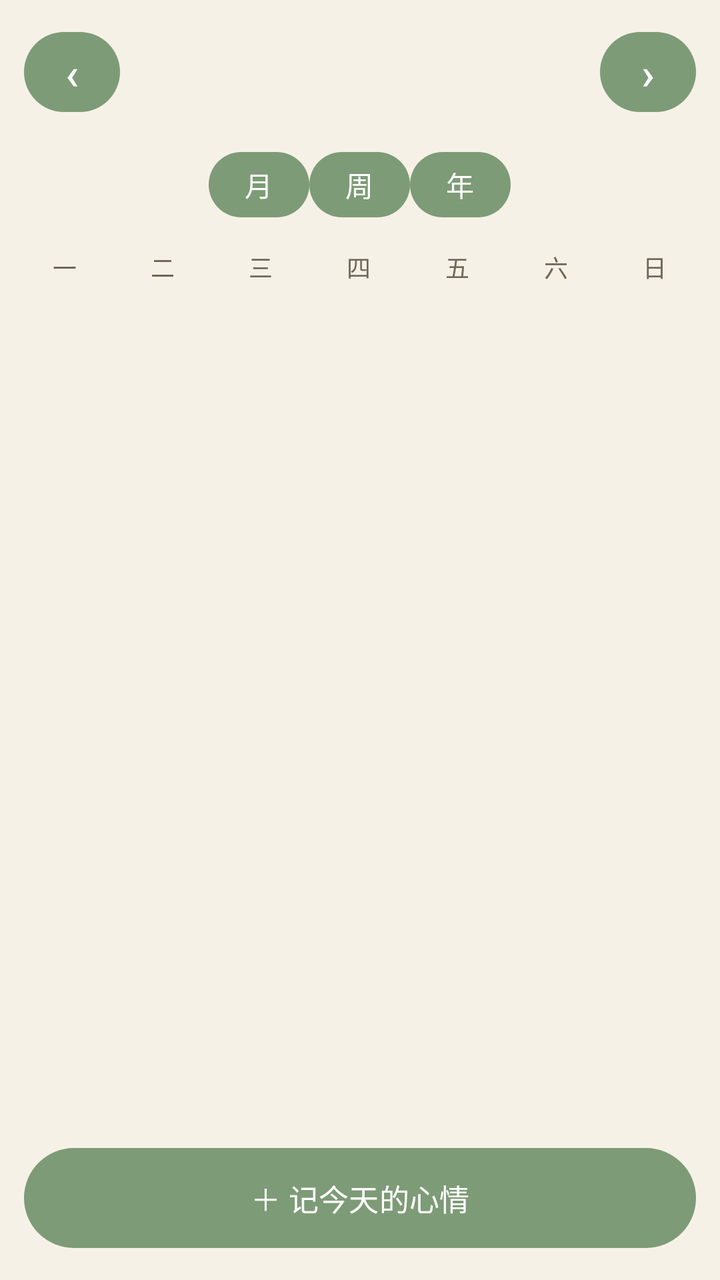
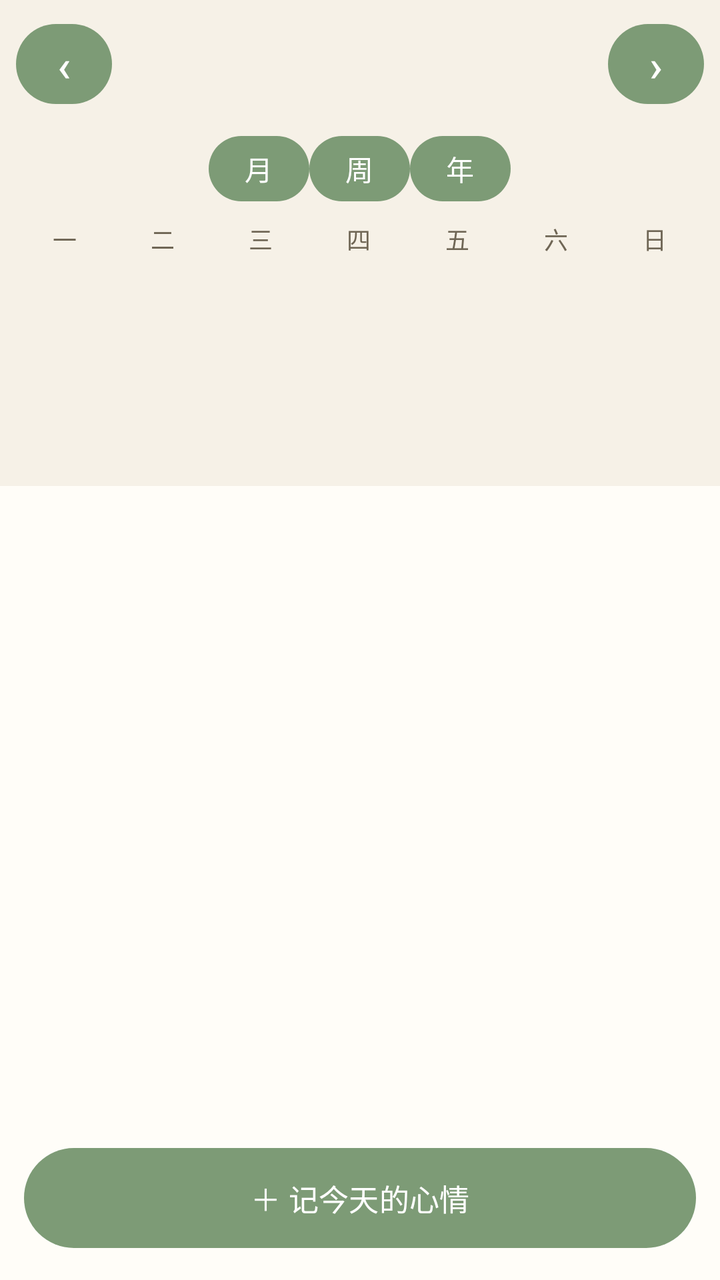

Screens rendered from an Android XML layout before and after an edit, with the pre-edit source and the edit as a unified diff.
<!-- AndroidManifest.xml: application theme Theme.MoodTree -->
<!-- res/layout/fragment_calendar.xml -->
<?xml version="1.0" encoding="utf-8"?>
<LinearLayout xmlns:android="http://schemas.android.com/apk/res/android"
    android:layout_width="match_parent"
    android:layout_height="match_parent"
    android:orientation="vertical"
    android:background="@color/bg">

    
    <LinearLayout
        android:id="@+id/monthNav"
        android:layout_width="match_parent"
        android:layout_height="wrap_content"
        android:orientation="horizontal"
        android:gravity="center"
        android:padding="12dp">

        <Button
            android:id="@+id/btnPrev"
            android:layout_width="48dp"
            android:layout_height="48dp"
            android:text="‹"
            android:textSize="22sp"
            android:padding="0dp"
            android:minWidth="0dp"
            android:minHeight="0dp" />

        <TextView
            android:id="@+id/tvMonth"
            android:layout_width="0dp"
            android:layout_height="wrap_content"
            android:layout_weight="1"
            android:gravity="center"
            android:textColor="@color/ink"
            android:textSize="18sp"
            android:textStyle="bold" />

        <Button
            android:id="@+id/btnNext"
            android:layout_width="48dp"
            android:layout_height="48dp"
            android:text="›"
            android:textSize="22sp"
            android:padding="0dp"
            android:minWidth="0dp"
            android:minHeight="0dp" />
    </LinearLayout>

    
    <LinearLayout
        android:id="@+id/viewTabs"
        android:layout_width="match_parent"
        android:layout_height="wrap_content"
        android:orientation="horizontal"
        android:gravity="center"
        android:paddingBottom="8dp">

        <Button
            android:id="@+id/btnViewMonth"
            style="@style/ViewTab"
            android:text="月" />

        <Button
            android:id="@+id/btnViewWeek"
            style="@style/ViewTab"
            android:text="周" />

        <Button
            android:id="@+id/btnViewYear"
            style="@style/ViewTab"
            android:text="年" />
    </LinearLayout>

    
    <TextView
        android:id="@+id/tvSync"
        android:layout_width="match_parent"
        android:layout_height="wrap_content"
        android:gravity="center"
        android:paddingVertical="4dp"
        android:textColor="@color/ink_soft"
        android:textSize="12sp"
        android:visibility="gone" />

    
    <LinearLayout
        android:id="@+id/paneMonth"
        android:layout_width="match_parent"
        android:layout_height="0dp"
        android:layout_weight="1"
        android:orientation="vertical">

        
        <LinearLayout
            android:layout_width="match_parent"
            android:layout_height="wrap_content"
            android:orientation="horizontal"
            android:paddingHorizontal="8dp">
            <TextView style="@style/WeekHeader" android:text="一" />
            <TextView style="@style/WeekHeader" android:text="二" />
            <TextView style="@style/WeekHeader" android:text="三" />
            <TextView style="@style/WeekHeader" android:text="四" />
            <TextView style="@style/WeekHeader" android:text="五" />
            <TextView style="@style/WeekHeader" android:text="六" />
            <TextView style="@style/WeekHeader" android:text="日" />
        </LinearLayout>

        
        <GridView
            android:id="@+id/gridCalendar"
            android:layout_width="match_parent"
            android:layout_height="0dp"
            android:layout_weight="1"
            android:numColumns="7"
            android:paddingHorizontal="8dp"
            android:horizontalSpacing="2dp"
            android:verticalSpacing="2dp" />
    </LinearLayout>

    
    <LinearLayout
        android:id="@+id/paneWeek"
        android:layout_width="match_parent"
        android:layout_height="0dp"
        android:layout_weight="1"
        android:orientation="vertical"
        android:visibility="gone">

        <LinearLayout
            android:layout_width="match_parent"
            android:layout_height="wrap_content"
            android:orientation="horizontal"
            android:gravity="center"
            android:padding="8dp">

            <Button
                android:id="@+id/btnWeekPrev"
                android:layout_width="48dp"
                android:layout_height="48dp"
                android:text="‹"
                android:textSize="22sp"
                android:padding="0dp"
                android:minWidth="0dp"
                android:minHeight="0dp" />

            <TextView
                android:id="@+id/tvWeekTitle"
                android:layout_width="0dp"
                android:layout_height="wrap_content"
                android:layout_weight="1"
                android:gravity="center"
                android:textColor="@color/ink"
                android:textSize="15sp"
                android:textStyle="bold" />

            <Button
                android:id="@+id/btnWeekNext"
                android:layout_width="48dp"
                android:layout_height="48dp"
                android:text="›"
                android:textSize="22sp"
                android:padding="0dp"
                android:minWidth="0dp"
                android:minHeight="0dp" />
        </LinearLayout>

        <ScrollView
            android:layout_width="match_parent"
            android:layout_height="match_parent"
            android:paddingHorizontal="8dp">

            <LinearLayout
                android:id="@+id/weekGrid"
                android:layout_width="match_parent"
                android:layout_height="wrap_content"
                android:orientation="horizontal" />
        </ScrollView>
    </LinearLayout>

    
    <LinearLayout
        android:id="@+id/paneYear"
        android:layout_width="match_parent"
        android:layout_height="0dp"
        android:layout_weight="1"
        android:orientation="vertical"
        android:visibility="gone">

        <LinearLayout
            android:layout_width="match_parent"
            android:layout_height="wrap_content"
            android:orientation="horizontal"
            android:gravity="center"
            android:padding="8dp">

            <Button
                android:id="@+id/btnYearPrev"
                android:layout_width="48dp"
                android:layout_height="48dp"
                android:text="‹"
                android:textSize="22sp"
                android:padding="0dp"
                android:minWidth="0dp"
                android:minHeight="0dp" />

            <TextView
                android:id="@+id/tvYearTitle"
                android:layout_width="0dp"
                android:layout_height="wrap_content"
                android:layout_weight="1"
                android:gravity="center"
                android:textColor="@color/ink"
                android:textSize="15sp"
                android:textStyle="bold" />

            <Button
                android:id="@+id/btnYearNext"
                android:layout_width="48dp"
                android:layout_height="48dp"
                android:text="›"
                android:textSize="22sp"
                android:padding="0dp"
                android:minWidth="0dp"
                android:minHeight="0dp" />
        </LinearLayout>

        <ScrollView
            android:layout_width="match_parent"
            android:layout_height="match_parent"
            android:paddingHorizontal="12dp">

            <LinearLayout
                android:id="@+id/yearGrid"
                android:layout_width="match_parent"
                android:layout_height="wrap_content"
                android:orientation="vertical" />
        </ScrollView>
    </LinearLayout>

    
    <LinearLayout
        android:id="@+id/dayPanel"
        android:layout_width="match_parent"
        android:layout_height="wrap_content"
        android:orientation="vertical"
        android:visibility="gone"
        android:background="@color/card">

        <LinearLayout
            android:layout_width="match_parent"
            android:layout_height="wrap_content"
            android:orientation="horizontal"
            android:gravity="center_vertical"
            android:padding="12dp">

            <TextView
                android:id="@+id/tvDayTitle"
                android:layout_width="0dp"
                android:layout_height="wrap_content"
                android:layout_weight="1"
                android:textColor="@color/ink"
                android:textSize="15sp"
                android:textStyle="bold" />

            <Button
                android:id="@+id/btnCloseDay"
                android:layout_width="40dp"
                android:layout_height="40dp"
                android:text="✕"
                android:padding="0dp"
                android:minWidth="0dp"
                android:minHeight="0dp" />
        </LinearLayout>

        <androidx.recyclerview.widget.RecyclerView
            android:id="@+id/rvDayEntries"
            android:layout_width="match_parent"
            android:layout_height="wrap_content"
            android:maxHeight="220dp"
            android:paddingHorizontal="8dp"
            android:paddingBottom="8dp"
            android:nestedScrollingEnabled="false" />
    </LinearLayout>

    
    <Button
        android:id="@+id/btnAddMood"
        android:layout_width="match_parent"
        android:layout_height="wrap_content"
        android:text="＋ 记今天的心情"
        android:textSize="15sp"
        android:padding="14dp"
        android:layout_margin="12dp" />

</LinearLayout>
<!-- resources referenced by this layout -->
<resources>
  <color name="bg">#f6f1e7</color>
  <color name="card">#fffdf8</color>
  <color name="ink">#4a453d</color>
  <color name="ink_soft">#6f6655</color>
  <style name="ViewTab">
          <item name="android:layout_width">wrap_content</item>
          <item name="android:layout_height">wrap_content</item>
          <item name="android:paddingHorizontal">18dp</item>
          <item name="android:paddingVertical">6dp</item>
          <item name="android:textSize">14sp</item>
          <item name="android:background">@null</item>
          <item name="android:minWidth">0dp</item>
          <item name="android:minHeight">0dp</item>
          <item name="android:textAllCaps">false</item>
      </style>
  <style name="WeekHeader">
          <item name="android:layout_width">0dp</item>
          <item name="android:layout_height">wrap_content</item>
          <item name="android:layout_weight">1</item>
          <item name="android:gravity">center</item>
          <item name="android:paddingTop">4dp</item>
          <item name="android:paddingBottom">4dp</item>
          <item name="android:textColor">@color/ink_soft</item>
          <item name="android:textSize">12sp</item>
      </style>
  <style name="Theme.MoodTree" parent="Theme.Material3.DayNight.NoActionBar">
          <item name="android:windowBackground">@color/bg</item>
          <item name="android:statusBarColor">@color/bg</item>
          <item name="android:windowLightStatusBar">true</item>
          <item name="colorPrimary">@color/accent</item>
          <item name="colorOnPrimary">@color/white</item>
          <item name="colorAccent">@color/accent</item>
      </style>
  <color name="accent">#7d9b76</color>
  <color name="white">#ffffff</color>
</resources>

<!-- the commit's change to res/layout/fragment_calendar.xml (unified diff, before → after) -->
@@ -7,124 +7,12 @@
 
     
     <LinearLayout
-        android:id="@+id/monthNav"
-        android:layout_width="match_parent"
-        android:layout_height="wrap_content"
-        android:orientation="horizontal"
-        android:gravity="center"
-        android:padding="12dp">
-
-        <Button
-            android:id="@+id/btnPrev"
-            android:layout_width="48dp"
-            android:layout_height="48dp"
-            android:text="‹"
-            android:textSize="22sp"
-            android:padding="0dp"
-            android:minWidth="0dp"
-            android:minHeight="0dp" />
-
-        <TextView
-            android:id="@+id/tvMonth"
-            android:layout_width="0dp"
-            android:layout_height="wrap_content"
-            android:layout_weight="1"
-            android:gravity="center"
-            android:textColor="@color/ink"
-            android:textSize="18sp"
-            android:textStyle="bold" />
-
-        <Button
-            android:id="@+id/btnNext"
-            android:layout_width="48dp"
-            android:layout_height="48dp"
-            android:text="›"
-            android:textSize="22sp"
-            android:padding="0dp"
-            android:minWidth="0dp"
-            android:minHeight="0dp" />
-    </LinearLayout>
-
-    
-    <LinearLayout
-        android:id="@+id/viewTabs"
-        android:layout_width="match_parent"
-        android:layout_height="wrap_content"
-        android:orientation="horizontal"
-        android:gravity="center"
-        android:paddingBottom="8dp">
-
-        <Button
-            android:id="@+id/btnViewMonth"
-            style="@style/ViewTab"
-            android:text="月" />
-
-        <Button
-            android:id="@+id/btnViewWeek"
-            style="@style/ViewTab"
-            android:text="周" />
-
-        <Button
-            android:id="@+id/btnViewYear"
-            style="@style/ViewTab"
-            android:text="年" />
-    </LinearLayout>
-
-    
-    <TextView
-        android:id="@+id/tvSync"
-        android:layout_width="match_parent"
-        android:layout_height="wrap_content"
-        android:gravity="center"
-        android:paddingVertical="4dp"
-        android:textColor="@color/ink_soft"
-        android:textSize="12sp"
-        android:visibility="gone" />
-
-    
-    <LinearLayout
-        android:id="@+id/paneMonth"
         android:layout_width="match_parent"
         android:layout_height="0dp"
-        android:layout_weight="1"
+        android:layout_weight="0.38"
         android:orientation="vertical">
 
         
-        <LinearLayout
-            android:layout_width="match_parent"
-            android:layout_height="wrap_content"
-            android:orientation="horizontal"
-            android:paddingHorizontal="8dp">
-            <TextView style="@style/WeekHeader" android:text="一" />
-            <TextView style="@style/WeekHeader" android:text="二" />
-            <TextView style="@style/WeekHeader" android:text="三" />
-            <TextView style="@style/WeekHeader" android:text="四" />
-            <TextView style="@style/WeekHeader" android:text="五" />
-            <TextView style="@style/WeekHeader" android:text="六" />
-            <TextView style="@style/WeekHeader" android:text="日" />
-        </LinearLayout>
-
-        
-        <GridView
-            android:id="@+id/gridCalendar"
-            android:layout_width="match_parent"
-            android:layout_height="0dp"
-            android:layout_weight="1"
-            android:numColumns="7"
-            android:paddingHorizontal="8dp"
-            android:horizontalSpacing="2dp"
-            android:verticalSpacing="2dp" />
-    </LinearLayout>
-
-    
-    <LinearLayout
-        android:id="@+id/paneWeek"
-        android:layout_width="match_parent"
-        android:layout_height="0dp"
-        android:layout_weight="1"
-        android:orientation="vertical"
-        android:visibility="gone">
-
         <LinearLayout
             android:layout_width="match_parent"
             android:layout_height="wrap_content"
@@ -133,7 +21,7 @@
             android:padding="8dp">
 
             <Button
-                android:id="@+id/btnWeekPrev"
+                android:id="@+id/btnPrev"
                 android:layout_width="48dp"
                 android:layout_height="48dp"
                 android:text="‹"
@@ -143,17 +31,17 @@
                 android:minHeight="0dp" />
 
             <TextView
-                android:id="@+id/tvWeekTitle"
+                android:id="@+id/tvMonth"
                 android:layout_width="0dp"
                 android:layout_height="wrap_content"
                 android:layout_weight="1"
                 android:gravity="center"
                 android:textColor="@color/ink"
-                android:textSize="15sp"
+                android:textSize="18sp"
                 android:textStyle="bold" />
 
             <Button
-                android:id="@+id/btnWeekNext"
+                android:id="@+id/btnNext"
                 android:layout_width="48dp"
                 android:layout_height="48dp"
                 android:text="›"
@@ -163,132 +51,234 @@
                 android:minHeight="0dp" />
         </LinearLayout>
 
-        <ScrollView
-            android:layout_width="match_parent"
-            android:layout_height="match_parent"
-            android:paddingHorizontal="8dp">
-
+        
+        <LinearLayout
+            android:id="@+id/viewTabs"
+            android:layout_width="match_parent"
+            android:layout_height="wrap_content"
+            android:orientation="horizontal"
+            android:gravity="center"
+            android:paddingBottom="2dp">
+
+            <Button
+                android:id="@+id/btnViewMonth"
+                style="@style/ViewTab"
+                android:text="月" />
+
+            <Button
+                android:id="@+id/btnViewWeek"
+                style="@style/ViewTab"
+                android:text="周" />
+
+            <Button
+                android:id="@+id/btnViewYear"
+                style="@style/ViewTab"
+                android:text="年" />
+        </LinearLayout>
+
+        
+        <TextView
+            android:id="@+id/tvSync"
+            android:layout_width="match_parent"
+            android:layout_height="wrap_content"
+            android:gravity="center"
+            android:paddingVertical="2dp"
+            android:textColor="@color/ink_soft"
+            android:textSize="11sp"
+            android:visibility="gone" />
+
+        
+        <LinearLayout
+            android:id="@+id/paneMonth"
+            android:layout_width="match_parent"
+            android:layout_height="0dp"
+            android:layout_weight="1"
+            android:orientation="vertical">
+
+            
             <LinearLayout
-                android:id="@+id/weekGrid"
-                android:layout_width="match_parent"
-                android:layout_height="wrap_content"
-                android:orientation="horizontal" />
-        </ScrollView>
+                android:layout_width="match_parent"
+                android:layout_height="wrap_content"
+                android:orientation="horizontal"
+                android:paddingHorizontal="8dp">
+                <TextView style="@style/WeekHeader" android:text="一" />
+                <TextView style="@style/WeekHeader" android:text="二" />
+                <TextView style="@style/WeekHeader" android:text="三" />
+                <TextView style="@style/WeekHeader" android:text="四" />
+                <TextView style="@style/WeekHeader" android:text="五" />
+                <TextView style="@style/WeekHeader" android:text="六" />
+                <TextView style="@style/WeekHeader" android:text="日" />
+            </LinearLayout>
+
+            
+            <GridView
+                android:id="@+id/gridCalendar"
+                android:layout_width="match_parent"
+                android:layout_height="0dp"
+                android:layout_weight="1"
+                android:numColumns="7"
+                android:paddingHorizontal="8dp"
+                android:horizontalSpacing="2dp"
+                android:verticalSpacing="2dp" />
+        </LinearLayout>
+
+        
+        <LinearLayout
+            android:id="@+id/paneWeek"
+            android:layout_width="match_parent"
+            android:layout_height="0dp"
+            android:layout_weight="1"
+            android:orientation="vertical"
+            android:visibility="gone">
+
+            <LinearLayout
+                android:layout_width="match_parent"
+                android:layout_height="wrap_content"
+                android:orientation="horizontal"
+                android:gravity="center"
+                android:padding="4dp">
+
+                <Button
+                    android:id="@+id/btnWeekPrev"
+                    android:layout_width="40dp"
+                    android:layout_height="40dp"
+                    android:text="‹"
+                    android:textSize="20sp"
+                    android:padding="0dp"
+                    android:minWidth="0dp"
+                    android:minHeight="0dp" />
+
+                <TextView
+                    android:id="@+id/tvWeekTitle"
+                    android:layout_width="0dp"
+                    android:layout_height="wrap_content"
+                    android:layout_weight="1"
+                    android:gravity="center"
+                    android:textColor="@color/ink"
+                    android:textSize="13sp"
+                    android:textStyle="bold" />
+
+                <Button
+                    android:id="@+id/btnWeekNext"
+                    android:layout_width="40dp"
+                    android:layout_height="40dp"
+                    android:text="›"
+                    android:textSize="20sp"
+                    android:padding="0dp"
+                    android:minWidth="0dp"
+                    android:minHeight="0dp" />
+            </LinearLayout>
+
+            <ScrollView
+                android:layout_width="match_parent"
+                android:layout_height="match_parent"
+                android:paddingHorizontal="4dp">
+
+                <LinearLayout
+                    android:id="@+id/weekGrid"
+                    android:layout_width="match_parent"
+                    android:layout_height="wrap_content"
+                    android:orientation="horizontal" />
+            </ScrollView>
+        </LinearLayout>
+
+        
+        <LinearLayout
+            android:id="@+id/paneYear"
+            android:layout_width="match_parent"
+            android:layout_height="0dp"
+            android:layout_weight="1"
+            android:orientation="vertical"
+            android:visibility="gone">
+
+            <LinearLayout
+                android:layout_width="match_parent"
+                android:layout_height="wrap_content"
+                android:orientation="horizontal"
+                android:gravity="center"
+                android:padding="4dp">
+
+                <Button
+                    android:id="@+id/btnYearPrev"
+                    android:layout_width="40dp"
+                    android:layout_height="40dp"
+                    android:text="‹"
+                    android:textSize="20sp"
+                    android:padding="0dp"
+                    android:minWidth="0dp"
+                    android:minHeight="0dp" />
+
+                <TextView
+                    android:id="@+id/tvYearTitle"
+                    android:layout_width="0dp"
+                    android:layout_height="wrap_content"
+                    android:layout_weight="1"
+                    android:gravity="center"
+                    android:textColor="@color/ink"
+                    android:textSize="15sp"
+                    android:textStyle="bold" />
+
+                <Button
+                    android:id="@+id/btnYearNext"
+                    android:layout_width="40dp"
+                    android:layout_height="40dp"
+                    android:text="›"
+                    android:textSize="20sp"
+                    android:padding="0dp"
+                    android:minWidth="0dp"
+                    android:minHeight="0dp" />
+            </LinearLayout>
+
+            <ScrollView
+                android:layout_width="match_parent"
+                android:layout_height="match_parent"
+                android:paddingHorizontal="8dp">
+
+                <LinearLayout
+                    android:id="@+id/yearGrid"
+                    android:layout_width="match_parent"
+                    android:layout_height="wrap_content"
+                    android:orientation="vertical" />
+            </ScrollView>
+        </LinearLayout>
     </LinearLayout>
 
     
     <LinearLayout
-        android:id="@+id/paneYear"
         android:layout_width="match_parent"
         android:layout_height="0dp"
-        android:layout_weight="1"
+        android:layout_weight="0.62"
         android:orientation="vertical"
-        android:visibility="gone">
-
-        <LinearLayout
-            android:layout_width="match_parent"
-            android:layout_height="wrap_content"
-            android:orientation="horizontal"
-            android:gravity="center"
-            android:padding="8dp">
-
-            <Button
-                android:id="@+id/btnYearPrev"
-                android:layout_width="48dp"
-                android:layout_height="48dp"
-                android:text="‹"
-                android:textSize="22sp"
-                android:padding="0dp"
-                android:minWidth="0dp"
-                android:minHeight="0dp" />
-
-            <TextView
-                android:id="@+id/tvYearTitle"
-                android:layout_width="0dp"
-                android:layout_height="wrap_content"
-                android:layout_weight="1"
-                android:gravity="center"
-                android:textColor="@color/ink"
-                android:textSize="15sp"
-                android:textStyle="bold" />
-
-            <Button
-                android:id="@+id/btnYearNext"
-                android:layout_width="48dp"
-                android:layout_height="48dp"
-                android:text="›"
-                android:textSize="22sp"
-                android:padding="0dp"
-                android:minWidth="0dp"
-                android:minHeight="0dp" />
-        </LinearLayout>
-
-        <ScrollView
-            android:layout_width="match_parent"
-            android:layout_height="match_parent"
-            android:paddingHorizontal="12dp">
-
-            <LinearLayout
-                android:id="@+id/yearGrid"
-                android:layout_width="match_parent"
-                android:layout_height="wrap_content"
-                android:orientation="vertical" />
-        </ScrollView>
-    </LinearLayout>
-
-    
-    <LinearLayout
-        android:id="@+id/dayPanel"
-        android:layout_width="match_parent"
-        android:layout_height="wrap_content"
-        android:orientation="vertical"
-        android:visibility="gone"
         android:background="@color/card">
 
-        <LinearLayout
-            android:layout_width="match_parent"
-            android:layout_height="wrap_content"
-            android:orientation="horizontal"
-            android:gravity="center_vertical"
-            android:padding="12dp">
-
-            <TextView
-                android:id="@+id/tvDayTitle"
-                android:layout_width="0dp"
-                android:layout_height="wrap_content"
-                android:layout_weight="1"
-                android:textColor="@color/ink"
-                android:textSize="15sp"
-                android:textStyle="bold" />
-
-            <Button
-                android:id="@+id/btnCloseDay"
-                android:layout_width="40dp"
-                android:layout_height="40dp"
-                android:text="✕"
-                android:padding="0dp"
-                android:minWidth="0dp"
-                android:minHeight="0dp" />
-        </LinearLayout>
-
+        
+        <TextView
+            android:id="@+id/tvDayTitle"
+            android:layout_width="match_parent"
+            android:layout_height="wrap_content"
+            android:padding="12dp"
+            android:textColor="@color/ink"
+            android:textSize="15sp"
+            android:textStyle="bold" />
+
+        
         <androidx.recyclerview.widget.RecyclerView
             android:id="@+id/rvDayEntries"
             android:layout_width="match_parent"
-            android:layout_height="wrap_content"
-            android:maxHeight="220dp"
+            android:layout_height="0dp"
+            android:layout_weight="1"
             android:paddingHorizontal="8dp"
-            android:paddingBottom="8dp"
-            android:nestedScrollingEnabled="false" />
+            android:paddingBottom="4dp" />
+
+        
+        <Button
+            android:id="@+id/btnAddMood"
+            android:layout_width="match_parent"
+            android:layout_height="wrap_content"
+            android:text="＋ 记今天的心情"
+            android:textSize="15sp"
+            android:padding="14dp"
+            android:layout_margin="12dp" />
     </LinearLayout>
 
-    
-    <Button
-        android:id="@+id/btnAddMood"
-        android:layout_width="match_parent"
-        android:layout_height="wrap_content"
-        android:text="＋ 记今天的心情"
-        android:textSize="15sp"
-        android:padding="14dp"
-        android:layout_margin="12dp" />
-
 </LinearLayout>
